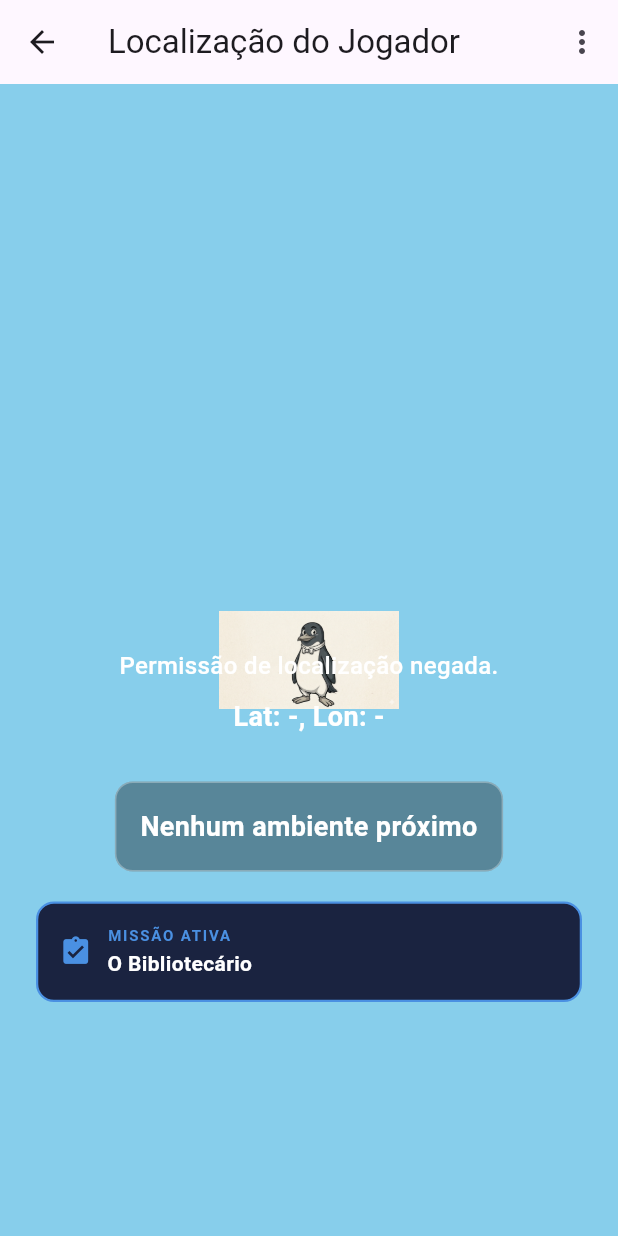
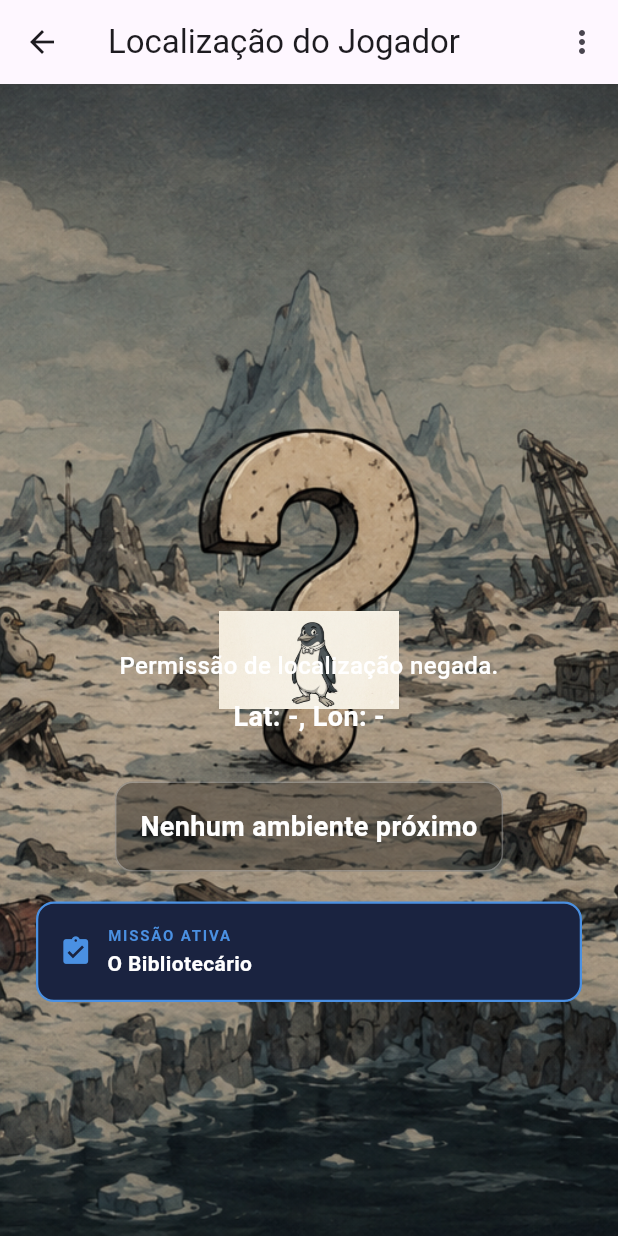
Before and after one commit to egili/PI_3_0101_03, a Flutter app: the GameScreen screen opened by its route, after a tap on the "more vert" icon, on a phone screen of 412 x 824 dp. Run offline on Flutter 3.47's test engine with Material 3 defaults, Android fonts, the phone set to English and light mode, and no system bars; our stand-ins replace cloud_firestore, firebase_auth, firebase_core, flutter_riverpod, geolocator, shared_preferences; accounts and stored records are empty; network calls fail.

Commit message:
Adicionado Sprites dos ambientes

```diff
--- a/puc_penguin/lib/screens/game_screen.dart
+++ b/puc_penguin/lib/screens/game_screen.dart
@@ -33,6 +33,30 @@ class _GameScreenState extends ConsumerState<GameScreen> {
 
   String? _lastEnvironmentId;
   bool _salvando = false;
+
+  //Integrar Background
+  String _getBackgroundImage() {
+    switch (_lastEnvironmentId) {
+      case 'h15':
+        return 'assets/backgrounds/h15.png';
+
+      case 'biblioteca':
+        return 'assets/backgrounds/biblioteca.png';
+
+      case 'hospital':
+        return 'assets/backgrounds/hospital.png';
+
+      case 'oficina':
+        return 'assets/backgrounds/oficina.png';
+
+      case 'mercadao':
+        return 'assets/backgrounds/mercadao.png';
+
+      default:
+        return 'assets/backgrounds/default.png';
+    }
+  }
+  //
 
   @override
   void initState() {
@@ -370,8 +394,11 @@ Widget build(BuildContext context) {
     body: Stack(
       children: [
         // FUNDO
-        Container(
-          color: const Color(0xFF87CEEB),
+        Positioned.fill(
+          child: Image.asset(
+            _getBackgroundImage(),
+            fit: BoxFit.cover,
+          ),
         ),
 
         // NPC H15
--- a/puc_penguin/pubspec.yaml
+++ b/puc_penguin/pubspec.yaml
@@ -40,3 +40,4 @@ flutter:
   - assets/player/
   - assets/player/idle/
   - assets/npcs/
+  - assets/backgrounds/
```
Also changed, not shown: puc_penguin/assets/backgrounds/biblioteca.png (added), puc_penguin/assets/backgrounds/default.png (added), puc_penguin/assets/backgrounds/h15.png (added), puc_penguin/assets/backgrounds/hospital.png (added), puc_penguin/assets/backgrounds/oficina.png (added), 1 other file.
